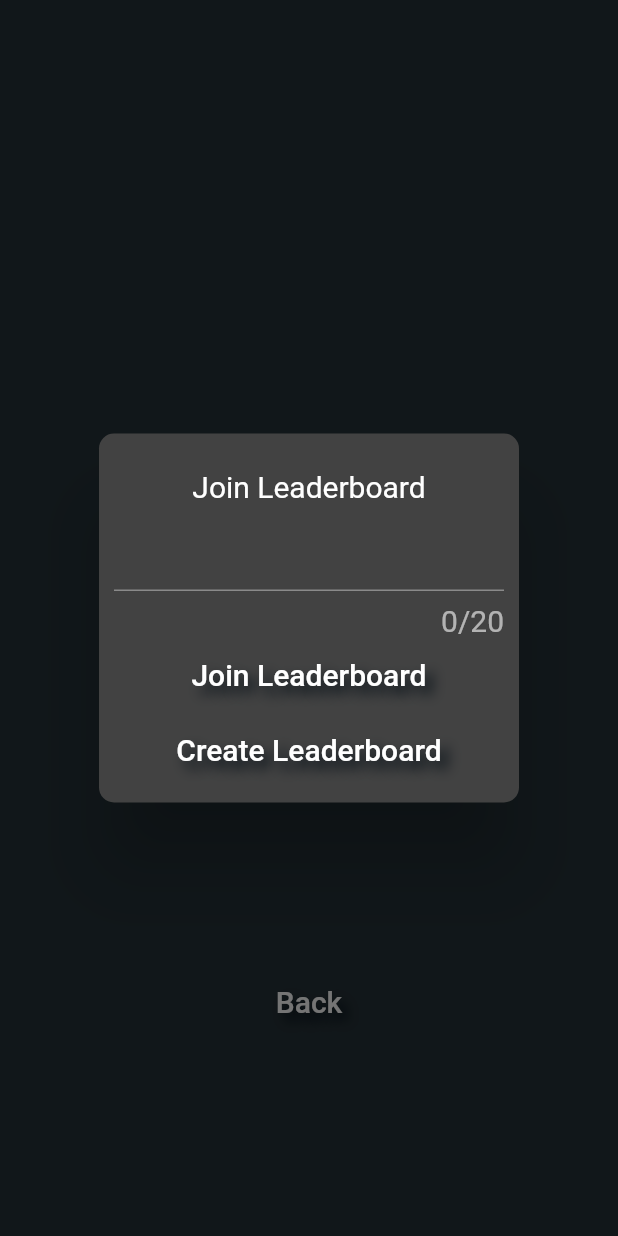
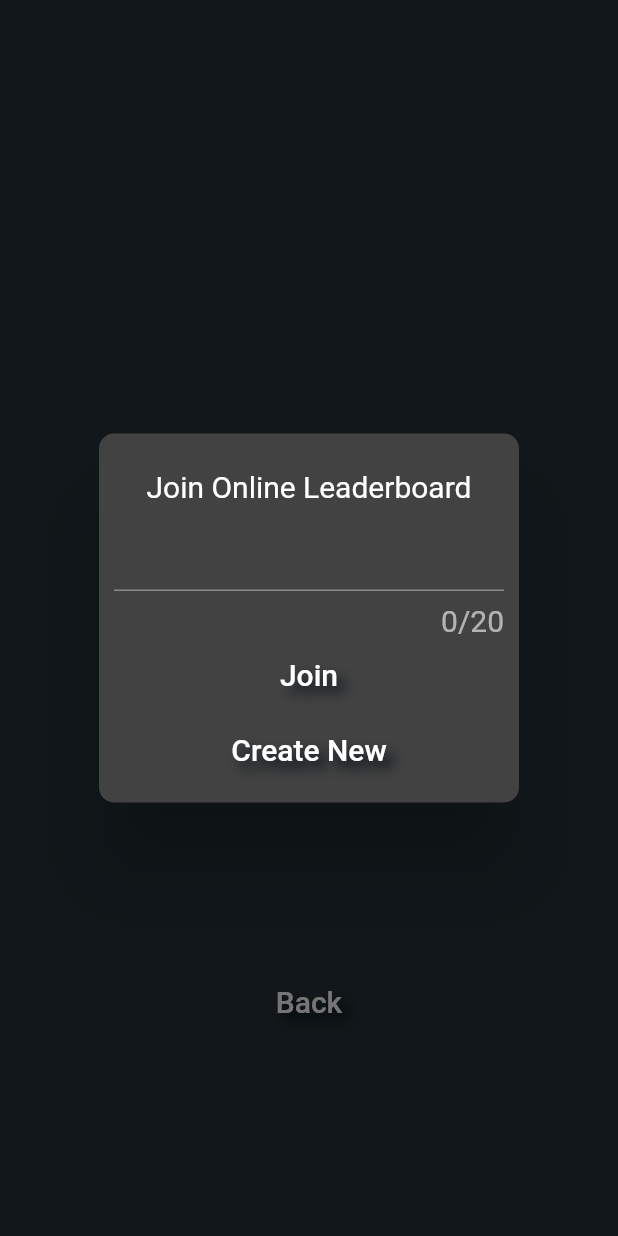
Before and after one commit to Oceankoh/amazes, a Flutter app: the SelectLeaderboard screen opened directly, after a tap on "Private Leaderboard", on a phone screen of 412 x 824 dp. Run offline on Flutter 3.47's test engine with Material 2 defaults, Android fonts, the phone set to English and light mode, and no system bars; our stand-ins replace audioplayers, cloud_firestore, material_design_icons_flutter, shared_preferences; missing offline and left inert: animator; accounts and stored records are empty; generated files the repository leaves out were written again.

Commit message:
Rounded all buttons Able to leave leaderboard more UI improvements

```diff
--- a/lib/LeaderboardPath/LeaderboardHome.dart
+++ b/lib/LeaderboardPath/LeaderboardHome.dart
@@ -75,7 +75,7 @@ class LBOptionsState extends State<SelectLeaderboard> {
             context: context,
             builder: (BuildContext context) {
               return SimpleDialog(
-                  title: Text("Join Leaderboard",
+                  title: Text("Join Online Leaderboard",
                       textAlign: TextAlign.center,
                       style: Theme.of(context).textTheme.body1),
                   contentPadding: EdgeInsets.fromLTRB(10, 10, 10, 10),
@@ -85,7 +85,7 @@ class LBOptionsState extends State<SelectLeaderboard> {
                         maxLength: 20,
                         autocorrect: false),
                     MaterialButton(
-                        child: Text("Join Leaderboard",
+                        child: Text("Join",
                             textAlign: TextAlign.center,
                             style: Theme.of(context).textTheme.button),
                         onPressed: () {
@@ -97,25 +97,32 @@ class LBOptionsState extends State<SelectLeaderboard> {
                                   builder: (context) => UniversalBoard(
                                       isLocal: false,
                                       boardId: leaderboardController.text)));
-                        }),
+                        },
+                        shape: RoundedRectangleBorder(
+                            borderRadius: BorderRadius.circular(10))),
                     MaterialButton(
-                        child: Text("Create Leaderboard",
+                        child: Text("Create New",
                             textAlign: TextAlign.center,
                             style: Theme.of(context).textTheme.button),
                         onPressed: () {
                           final databaseReference =
                               Firestore.instance.collection("Leaderboard");
-                          Map<String,dynamic> newMap = {"Scores": []};
-                          databaseReference.add(newMap).then((documentReference){
-                            prefs.setString("onlineBoardID", documentReference.documentID);
+                          Map<String, dynamic> newMap = {"Scores": []};
+                          databaseReference
+                              .add(newMap)
+                              .then((documentReference) {
+                            prefs.setString(
+                                "onlineBoardID", documentReference.documentID);
                             Navigator.push(
                                 context,
                                 MaterialPageRoute(
                                     builder: (context) => UniversalBoard(
                                         isLocal: false,
-                                        boardId: documentReference.documentID)));
+                                        boardId:
+                                            documentReference.documentID)));
                           });
-                        })
+                        },shape:
+                    RoundedRectangleBorder(borderRadius: BorderRadius.circular(10)))
                   ],
                   shape: RoundedRectangleBorder(
                       borderRadius: BorderRadius.circular(10)));
--- a/lib/PreApp/Start.dart
+++ b/lib/PreApp/Start.dart
@@ -23,7 +23,7 @@ class BaseApp extends StatelessWidget {
             accentTextTheme: TextTheme(body2: TextStyle(color: Colors.black,fontWeight: FontWeight.bold)),
             textTheme: TextTheme(
                 headline: TextStyle(fontSize: 50, color: Colors.white,fontWeight: FontWeight.bold),
-                title: TextStyle(fontSize: 40, color: Colors.white),
+                title: TextStyle(fontSize: 30, color: Colors.black),
                 caption: TextStyle(fontSize: 20, color: Colors.white),
                 body1: TextStyle(fontSize: 20, color: Colors.white),
                 body2: TextStyle(fontSize: 5, color: Colors.white),
```
Also changed, not shown: lib/LeaderboardPath/UniversalBoard.dart (+64 -4 lines).
